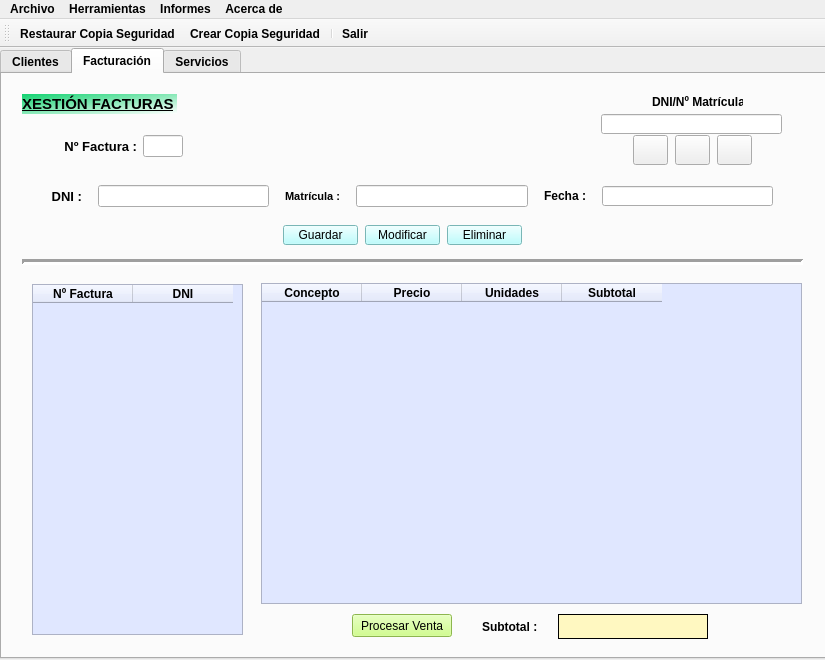
Above: ventMain.ui from gebreGL/DIRegistro-gutierrezlopez before the change. Below: the same form after it.
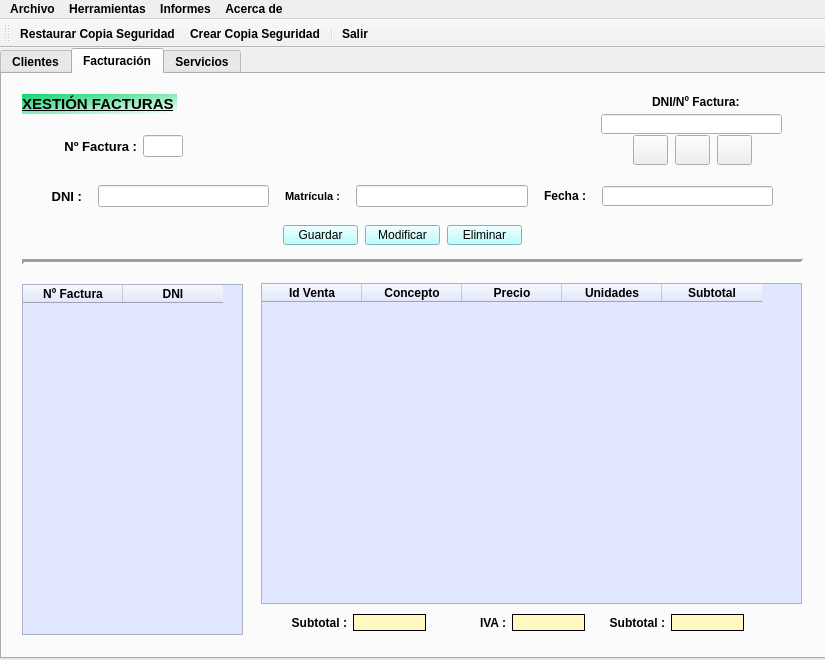
That is the form after the change. Icons and pictures are not drawn.

Diff of the .ui file:
```diff
--- a/ventMain.ui
+++ b/ventMain.ui
@@ -1041,9 +1041,9 @@
      <widget class="QTableWidget" name="tabFacturas">
       <property name="geometry">
        <rect>
-        <x>30</x>
+        <x>20</x>
         <y>210</y>
-        <width>211</width>
+        <width>221</width>
         <height>351</height>
        </rect>
       </property>
@@ -1439,6 +1439,17 @@
        <property name="styleSheet">
         <string notr="true">background-color: rgb(224, 231, 255);</string>
        </property>
+       <column>
+        <property name="text">
+         <string>Id Venta</string>
+        </property>
+        <property name="font">
+         <font>
+          <weight>75</weight>
+          <bold>true</bold>
+         </font>
+        </property>
+       </column>
        <column>
         <property name="text">
          <string>Concepto</string>
@@ -1485,69 +1496,6 @@
        </column>
       </widget>
      </widget>
-     <widget class="QWidget" name="layoutWidget">
-      <property name="geometry">
-       <rect>
-        <x>470</x>
-        <y>540</y>
-        <width>236</width>
-        <height>25</height>
-       </rect>
-      </property>
-      <layout class="QHBoxLayout" name="horizontalLayout_4">
-       <property name="spacing">
-        <number>20</number>
-       </property>
-       <item alignment="Qt::AlignRight">
-        <widget class="QLabel" name="lblSubtotal">
-         <property name="text">
-          <string>Subtotal :</string>
-         </property>
-        </widget>
-       </item>
-       <item>
-        <widget class="QLabel" name="lblRecuadroSubtotal">
-         <property name="minimumSize">
-          <size>
-           <width>150</width>
-           <height>0</height>
-          </size>
-         </property>
-         <property name="maximumSize">
-          <size>
-           <width>150</width>
-           <height>16777215</height>
-          </size>
-         </property>
-         <property name="styleSheet">
-          <string notr="true">background-color: rgb(255, 248, 193);</string>
-         </property>
-         <property name="frameShape">
-          <enum>QFrame::Box</enum>
-         </property>
-         <property name="text">
-          <string/>
-         </property>
-        </widget>
-       </item>
-      </layout>
-     </widget>
-     <widget class="QPushButton" name="btnProcesarVenta">
-      <property name="geometry">
-       <rect>
-        <x>350</x>
-        <y>540</y>
-        <width>100</width>
-        <height>23</height>
-       </rect>
-      </property>
-      <property name="styleSheet">
-       <string notr="true">background-color: rgb(197, 255, 110);</string>
-      </property>
-      <property name="text">
-       <string>Procesar Venta</string>
-      </property>
-     </widget>
      <widget class="QLineEdit" name="txtBuscar">
       <property name="geometry">
        <rect>
@@ -1568,7 +1516,7 @@
        </rect>
       </property>
       <property name="text">
-       <string>DNI/Nº Matrícula:</string>
+       <string>DNI/Nº Factura:</string>
       </property>
      </widget>
      <widget class="QWidget" name="layoutWidget">
@@ -1670,6 +1618,126 @@
        </item>
       </layout>
      </widget>
+     <widget class="QWidget" name="">
+      <property name="geometry">
+       <rect>
+        <x>271</x>
+        <y>540</y>
+        <width>471</width>
+        <height>17</height>
+       </rect>
+      </property>
+      <layout class="QHBoxLayout" name="horizontalLayout_4">
+       <item>
+        <widget class="QLabel" name="lblSubtotal">
+         <property name="text">
+          <string>Subtotal :</string>
+         </property>
+         <property name="alignment">
+          <set>Qt::AlignRight|Qt::AlignTrailing|Qt::AlignVCenter</set>
+         </property>
+        </widget>
+       </item>
+       <item>
+        <widget class="QLabel" name="lblRecuadroSubtotal">
+         <property name="minimumSize">
+          <size>
+           <width>0</width>
+           <height>0</height>
+          </size>
+         </property>
+         <property name="maximumSize">
+          <size>
+           <width>150</width>
+           <height>16777215</height>
+          </size>
+         </property>
+         <property name="styleSheet">
+          <string notr="true">background-color: rgb(255, 248, 193);</string>
+         </property>
+         <property name="frameShape">
+          <enum>QFrame::Box</enum>
+         </property>
+         <property name="text">
+          <string/>
+         </property>
+        </widget>
+       </item>
+       <item>
+        <widget class="QLabel" name="lblIVA">
+         <property name="text">
+          <string>IVA :</string>
+         </property>
+         <property name="scaledContents">
+          <bool>false</bool>
+         </property>
+         <property name="alignment">
+          <set>Qt::AlignRight|Qt::AlignTrailing|Qt::AlignVCenter</set>
+         </property>
+        </widget>
+       </item>
+       <item>
+        <widget class="QLabel" name="lblRecuadroIVA">
+         <property name="minimumSize">
+          <size>
+           <width>0</width>
+           <height>0</height>
+          </size>
+         </property>
+         <property name="maximumSize">
+          <size>
+           <width>150</width>
+           <height>16777215</height>
+          </size>
+         </property>
+         <property name="styleSheet">
+          <string notr="true">background-color: rgb(255, 248, 193);</string>
+         </property>
+         <property name="frameShape">
+          <enum>QFrame::Box</enum>
+         </property>
+         <property name="text">
+          <string/>
+         </property>
+        </widget>
+       </item>
+       <item>
+        <widget class="QLabel" name="lblTotal">
+         <property name="text">
+          <string>Subtotal :</string>
+         </property>
+         <property name="alignment">
+          <set>Qt::AlignRight|Qt::AlignTrailing|Qt::AlignVCenter</set>
+         </property>
+        </widget>
+       </item>
+       <item>
+        <widget class="QLabel" name="lblRecuadroTotal">
+         <property name="minimumSize">
+          <size>
+           <width>0</width>
+           <height>0</height>
+          </size>
+         </property>
+         <property name="maximumSize">
+          <size>
+           <width>150</width>
+           <height>16777215</height>
+          </size>
+         </property>
+         <property name="styleSheet">
+          <string notr="true">background-color: rgb(255, 248, 193);</string>
+         </property>
+         <property name="frameShape">
+          <enum>QFrame::Box</enum>
+         </property>
+         <property name="text">
+          <string/>
+         </property>
+        </widget>
+       </item>
+      </layout>
+     </widget>
     </widget>
     <widget class="QWidget" name="tab_3">
      <attribute name="title">
```
Left out of the diff: 60 changed lines with no effect on the pictures.
